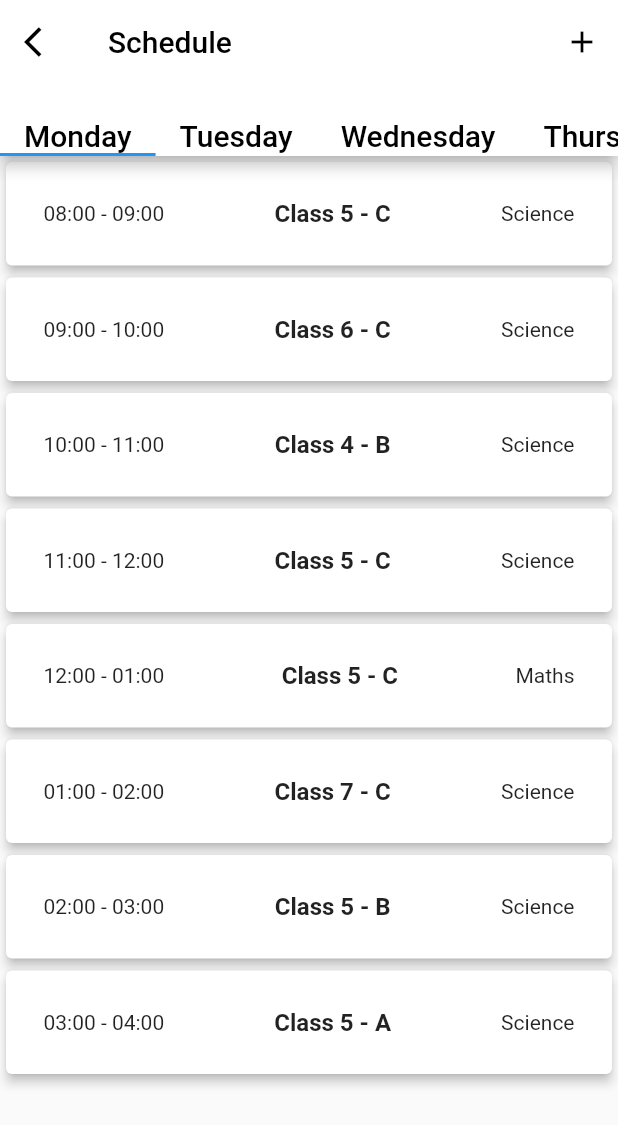
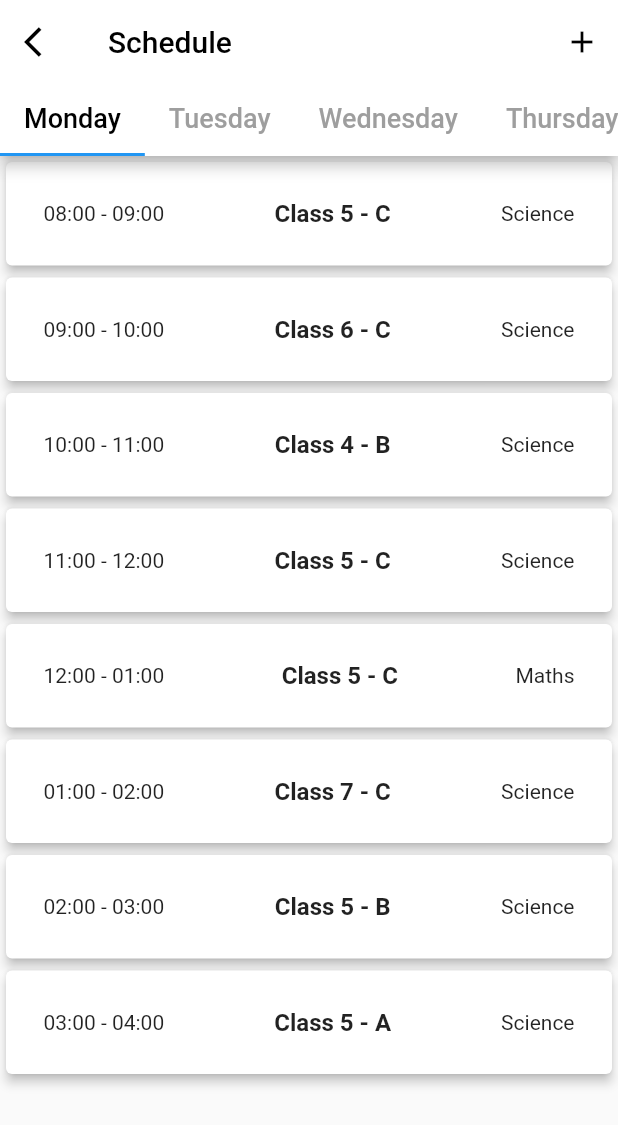
Before and after one commit to parikshitg/flutter_teacher_app, a Flutter app: the ScheduleHomeScreen screen opened by its route, on a phone screen of 412 x 824 dp. Shown: the top 1125 px of the screen. Run offline on Flutter 3.47's test engine with Material 2 defaults, Android fonts, the light colour scheme and no system bars; our stand-ins replace flutter_vector_icons, font_awesome_flutter, image_picker.

Commit message:
schedule tab bar controller

```diff
--- a/lib/screens/schdule/schedule_homescreen.dart
+++ b/lib/screens/schdule/schedule_homescreen.dart
@@ -9,12 +9,30 @@ class ScheduleHomeScreen extends StatefulWidget {
   _ScheduleHomeScreenState createState() => _ScheduleHomeScreenState();
 }
 
-class _ScheduleHomeScreenState extends State<ScheduleHomeScreen> {
+class _ScheduleHomeScreenState extends State<ScheduleHomeScreen>
+    with SingleTickerProviderStateMixin {
+  final List<Tab> scheduleTabs = <Tab>[
+    Tab(
+      text: 'Monday',
+    ),
+    Tab(text: 'Tuesday'),
+    Tab(text: 'Wednesday'),
+    Tab(text: 'Thursday'),
+    Tab(text: 'Friday'),
+    Tab(text: 'Saturday'),
+  ];
+
+  TabController _tabController;
+
+  @override
+  void initState() {
+    super.initState();
+    _tabController = TabController(vsync: this, length: scheduleTabs.length);
+  }
+
   @override
   Widget build(BuildContext context) {
-    return DefaultTabController(
-      length: 6,
-      child: Scaffold(
+    return Scaffold(
       appBar: AppBar(
         title: Text(
           'Schedule',
@@ -34,36 +52,17 @@ class _ScheduleHomeScreenState extends State<ScheduleHomeScreen> {
           )
         ],
         bottom: TabBar(
+          labelStyle: TextStyle(fontSize: 18.0),
+          labelColor: Colors.black,
+          unselectedLabelColor: Colors.grey,
+          //indicatorColor: Colors.red,
           isScrollable: true,
-            tabs: <Widget>[
-              Text(
-                'Monday',
-                style: TextStyle(color: Colors.black, fontSize: 20.0),
-              ),
-              Text(
-                'Tuesday',
-                style: TextStyle(color: Colors.black, fontSize: 20.0),
-              ),
-              Text(
-                'Wednesday',
-                style: TextStyle(color: Colors.black, fontSize: 20.0),
-              ),
-              Text(
-                'Thursday',
-                style: TextStyle(color: Colors.black, fontSize: 20.0),
-              ),
-              Text(
-                'Friday',
-                style: TextStyle(color: Colors.black, fontSize: 20.0),
-              ),
-              Text(
-                'Saturday',
-                style: TextStyle(color: Colors.black, fontSize: 20.0),
-              ),
-            ],
+          controller: _tabController,
+          tabs: scheduleTabs,
         ),
       ),
       body: TabBarView(
+        controller: _tabController,
         children: <Widget>[
             SingleChildScrollView(
               child: Column(
@@ -118,7 +117,6 @@ class _ScheduleHomeScreenState extends State<ScheduleHomeScreen> {
             Text('Saturday'),
           ],
       ),
-      ),
     );
   }
 }
```
Lines whose indentation alone changed are shown as unchanged.
